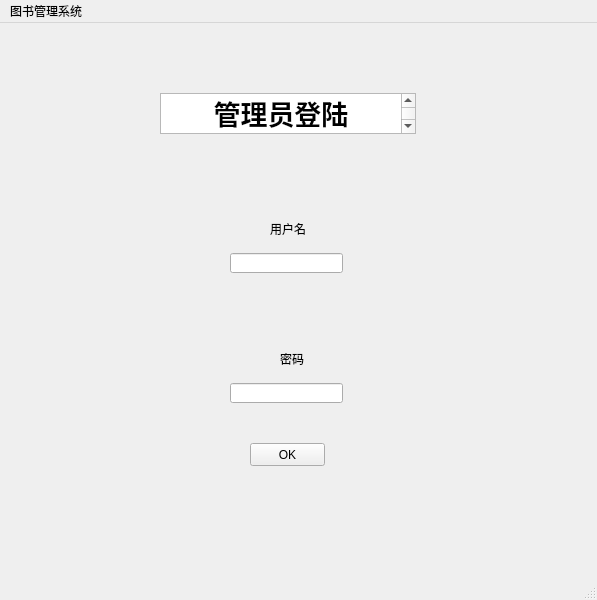
First picture: the form in mainwindow.ui, repository Chan-ZJU/Library-Managing-System, before the edit.
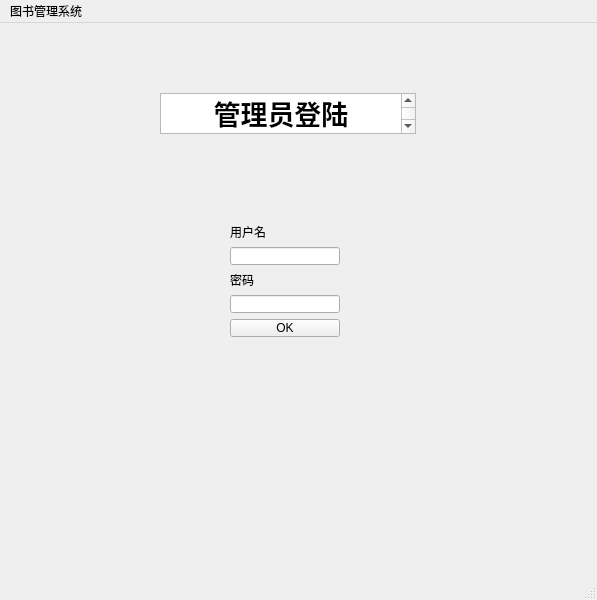
Second picture: the form after the edit.

What changed in the file:
```diff
--- a/mainwindow.ui
+++ b/mainwindow.ui
@@ -14,65 +14,6 @@
    <string>MainWindow</string>
   </property>
   <widget class="QWidget" name="centralwidget">
-   <widget class="QPushButton" name="Login_in">
-    <property name="geometry">
-     <rect>
-      <x>250</x>
-      <y>420</y>
-      <width>75</width>
-      <height>23</height>
-     </rect>
-    </property>
-    <property name="text">
-     <string>OK</string>
-    </property>
-   </widget>
-   <widget class="QLineEdit" name="Password">
-    <property name="geometry">
-     <rect>
-      <x>230</x>
-      <y>360</y>
-      <width>113</width>
-      <height>20</height>
-     </rect>
-    </property>
-   </widget>
-   <widget class="QLineEdit" name="Account">
-    <property name="geometry">
-     <rect>
-      <x>230</x>
-      <y>230</y>
-      <width>113</width>
-      <height>20</height>
-     </rect>
-    </property>
-   </widget>
-   <widget class="QLabel" name="label">
-    <property name="geometry">
-     <rect>
-      <x>270</x>
-      <y>200</y>
-      <width>54</width>
-      <height>12</height>
-     </rect>
-    </property>
-    <property name="text">
-     <string>用户名</string>
-    </property>
-   </widget>
-   <widget class="QLabel" name="label_2">
-    <property name="geometry">
-     <rect>
-      <x>280</x>
-      <y>330</y>
-      <width>54</width>
-      <height>12</height>
-     </rect>
-    </property>
-    <property name="text">
-     <string>密码</string>
-    </property>
-   </widget>
    <widget class="QTextBrowser" name="textBrowser">
     <property name="geometry">
      <rect>
@@ -90,6 +31,45 @@
 &lt;p align=&quot;center&quot; style=&quot; margin-top:0px; margin-bottom:0px; margin-left:0px; margin-right:0px; -qt-block-indent:0; text-indent:0px;&quot;&gt;&lt;span style=&quot; font-size:20pt; font-weight:600;&quot;&gt;管理员登陆&lt;/span&gt;&lt;/p&gt;&lt;/body&gt;&lt;/html&gt;</string>
     </property>
    </widget>
+   <widget class="QWidget" name="">
+    <property name="geometry">
+     <rect>
+      <x>230</x>
+      <y>200</y>
+      <width>110</width>
+      <height>114</height>
+     </rect>
+    </property>
+    <layout class="QVBoxLayout" name="verticalLayout">
+     <item>
+      <widget class="QLabel" name="label">
+       <property name="text">
+        <string>用户名</string>
+       </property>
+      </widget>
+     </item>
+     <item>
+      <widget class="QLineEdit" name="Account"/>
+     </item>
+     <item>
+      <widget class="QLabel" name="label_2">
+       <property name="text">
+        <string>密码</string>
+       </property>
+      </widget>
+     </item>
+     <item>
+      <widget class="QLineEdit" name="Password"/>
+     </item>
+     <item>
+      <widget class="QPushButton" name="Login_in">
+       <property name="text">
+        <string>OK</string>
+       </property>
+      </widget>
+     </item>
+    </layout>
+   </widget>
   </widget>
   <widget class="QStatusBar" name="statusbar"/>
   <widget class="QMenuBar" name="menubar">
```
Left out of the diff: 2 changed lines with no effect on the pictures.
